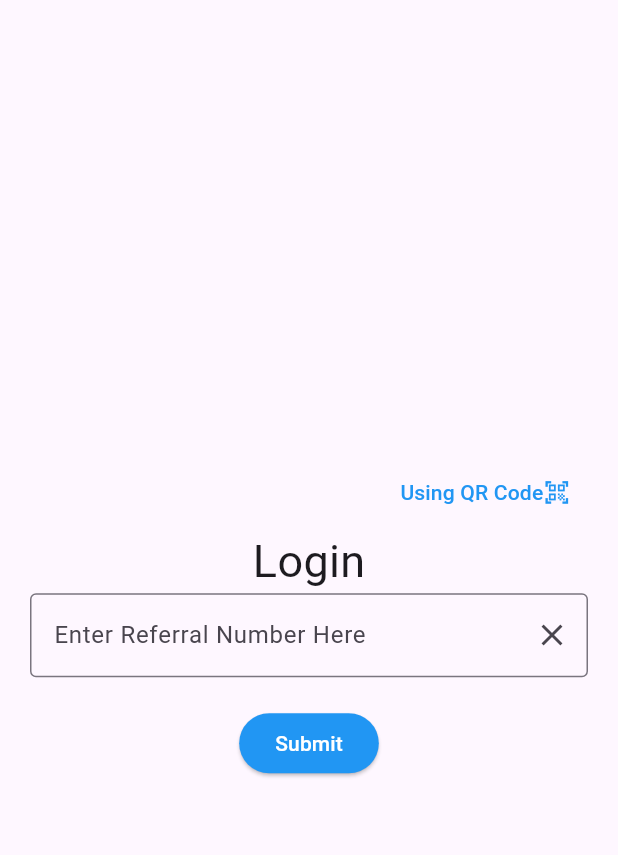
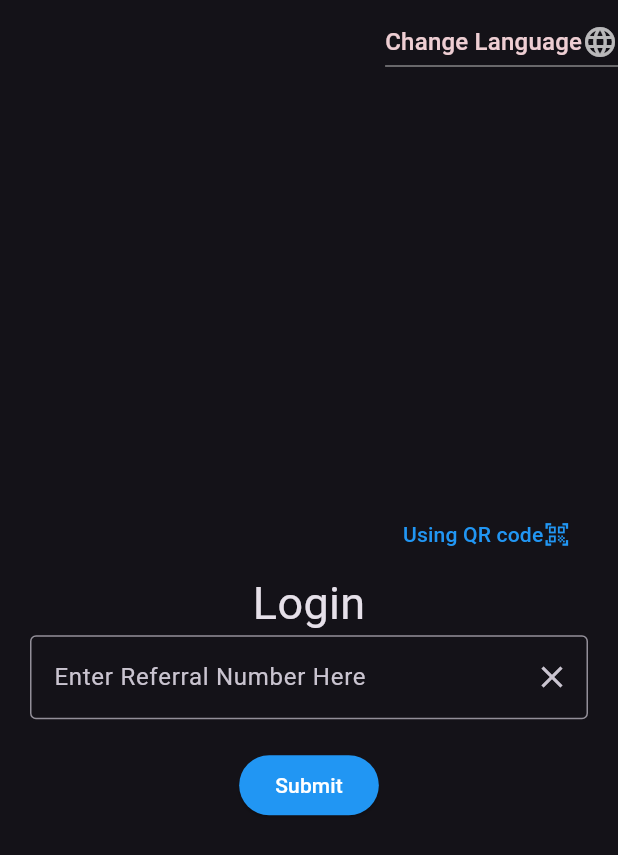
Before and after one commit to KiyaTilahun/refferal_tracking_system_flutter, a Flutter app: the screen it shows after launch, on a phone screen of 412 x 824 dp. Shown: the top 855 px of the screen. Run offline on Flutter 3.47's test engine with Material 3 defaults, Android fonts, the phone set to English and light mode, and no system bars; our stand-ins replace flutter_native_splash; missing offline and left inert: flutter_barcode_scanner; generated files the repository leaves out were written again; statements that could not run were skipped.

Commit message:
added the language localization

```diff
--- a/lib/main.dart
+++ b/lib/main.dart
@@ -1,9 +1,14 @@
+// ignore_for_file: prefer_const_constructors, prefer_const_literals_to_create_immutables
+
 import 'package:final_year/pages/detailpage.dart';
 import 'package:final_year/pages/mainpage.dart';
 import 'package:final_year/pages/qrscanner.dart';
 import 'package:final_year/pages/welcome_page.dart';
+import 'package:final_year/theme/themes.dart';
 import 'package:flutter/material.dart';
 import 'package:flutter_native_splash/flutter_native_splash.dart';
+import 'package:flutter_gen/gen_l10n/app_localizations.dart';
+import 'package:flutter_localizations/flutter_localizations.dart';
 
 
 void main() async {
@@ -13,19 +18,47 @@ void main() async {
   runApp(const MyApp());
 }
 
-class MyApp extends StatelessWidget {
+class MyApp extends StatefulWidget {
+ static void setLocale(BuildContext context, Locale newLocale) {
+    _MyAppState? state = context.findAncestorStateOfType<_MyAppState>();
+    state?.setLocale(newLocale);
+  }
   const MyApp({super.key});
 
-  // This widget is the root of your application.
+  @override
+  State<MyApp> createState() => _MyAppState();
+}
+
+class _MyAppState extends State<MyApp> {
+  Locale _locale = Locale('en'); // Default locale
+
+  void setLocale(Locale newLocale) {
+    setState(() {
+      _locale = newLocale;
+    });
+  }
   @override
   Widget build(BuildContext context) {
     return MaterialApp(
       title: 'Flutter',
+      supportedLocales: [Locale('en'),
+      Locale('am'),
+    ],
+      localizationsDelegates: [
+        AppLocalizations.delegate,
+    GlobalMaterialLocalizations.delegate,
+    GlobalWidgetsLocalizations.delegate,
+    GlobalCupertinoLocalizations.delegate,
+    // Add more delegates as needed
+  ],
 
-      theme: ThemeData(
-        colorScheme: ColorScheme.fromSeed(seedColor: Colors.deepPurple),
-        useMaterial3: true,
-      ),
+theme: darkTheme,
+
+      // theme: ThemeData(
+      //   colorScheme: ColorScheme.fromSeed(seedColor: Colors.deepPurple),
+      //   useMaterial3: true,
+      // ),
+      locale: _locale,
       routes: {
     // When navigating to the "/" route, build the FirstScreen widget.
 
--- a/lib/pages/mainpage.dart
+++ b/lib/pages/mainpage.dart
@@ -1,6 +1,10 @@
 // ignore_for_file: prefer_const_constructors, prefer_const_literals_to_create_immutables
 
+import 'package:final_year/main.dart';
+import 'package:final_year/utils/language.dart';
 import 'package:flutter/material.dart';
+import 'package:flutter_localizations/flutter_localizations.dart';
+import 'package:flutter_gen/gen_l10n/app_localizations.dart';
 
 class LoginPage extends StatefulWidget {
   const LoginPage({super.key});
@@ -9,7 +13,8 @@ class LoginPage extends StatefulWidget {
   State<LoginPage> createState() => _LoginPageState();
 }
 
-class _LoginPageState extends State<LoginPage>  with SingleTickerProviderStateMixin {
+class _LoginPageState extends State<LoginPage>
+    with SingleTickerProviderStateMixin {
   final _textController = TextEditingController();
   final _formKey = GlobalKey<FormState>();
   late AnimationController _controller;
@@ -30,6 +35,12 @@ class _LoginPageState extends State<LoginPage>  with SingleTickerProviderStateMi
   @override
   Widget build(BuildContext context) {
     return Scaffold(
+        appBar: AppBar(
+          actions: [
+            Language().buildLanguageDropdown(context)
+
+          ],
+        ),
         body: Center(
           child: Padding(
               padding: EdgeInsets.all(20.0), // Adjust padding as needed
@@ -54,7 +65,7 @@ class _LoginPageState extends State<LoginPage>  with SingleTickerProviderStateMi
                               scale: _animation,
                               child: Row(
                                 children: [
-                              Text("Using QR Code"),
+                                  Text(AppLocalizations.of(context)!.qrcode),
                                   Icon(Icons.qr_code_scanner)
                                 ],
                               ),
@@ -63,13 +74,13 @@ class _LoginPageState extends State<LoginPage>  with SingleTickerProviderStateMi
                         ],
                       ),
                       Text(
-                    'Login',
+                        AppLocalizations.of(context)!.loginPageTitle,
                         style: TextStyle(fontSize: 30),
                       ),
                       TextFormField(
                         controller: _textController,
                         decoration: InputDecoration(
-                      labelText: 'Enter Referral Number Here',
+                          labelText: AppLocalizations.of(context)!.refferalid,
                           border: OutlineInputBorder(),
                           hintText: 'Type here...',
                           suffixIcon: IconButton(
@@ -93,7 +104,8 @@ class _LoginPageState extends State<LoginPage>  with SingleTickerProviderStateMi
                         },
                       ),
                       SizedBox(
-                      height: 20.0), // Add space between TextField and button
+                          height:
+                              20.0), // Add space between TextField and button
                       ElevatedButton(
                         style: ButtonStyle(
                           backgroundColor: MaterialStateProperty.all<Color>(
@@ -106,10 +118,14 @@ class _LoginPageState extends State<LoginPage>  with SingleTickerProviderStateMi
                             Navigator.pushNamed(context, "/welcome_page");
                           }
                         },
-                    child: Text('Submit'),
+                        child: Text(AppLocalizations.of(context)!.submit),
                       ),
                     ]),
               )),
         ));
   }
+
+  // drop down for language
+
+
 }
--- /dev/null
+++ b/lib/theme/themes.dart
@@ -0,0 +1,45 @@
+// ignore_for_file: deprecated_member_use, prefer_const_constructors
+
+import 'package:flutter/material.dart';
+
+ThemeData lightTheme = ThemeData(
+  brightness: Brightness.light,
+  primaryColor: Colors.blue, // Primary color for your app
+  hintColor: Colors.green, // Accent color, used for buttons, etc.
+  backgroundColor: Colors.white, // Background color for the app
+  scaffoldBackgroundColor: Colors.white, // Background color for scaffolds
+  appBarTheme: AppBarTheme(
+    // color: Colors.blue, // Color for app bar
+    // Brightness of the app bar
+    iconTheme: IconThemeData(color: Colors.white),
+    toolbarTextStyle: TextTheme(
+      headline6: TextStyle(color: Colors.white), // Text color for app bar title
+    ).bodyText2,
+    titleTextStyle: TextTheme(
+      headline6: TextStyle(color: Colors.white), // Text color for app bar title
+    ).headline6,
+  ),
+  // Add more theme properties as needed
+);
+
+ThemeData darkTheme = ThemeData(
+  primarySwatch: Colors.red,
+  backgroundColor: Color(0xFF332940),
+
+  primaryColor: Colors.grey,
+
+  indicatorColor: Color(0xffCBDCF8),
+
+  hintColor: Color(0xffEECED3),
+  highlightColor: Color(0xffFCE192),
+  hoverColor: Color(0xff4285F4),
+  focusColor: Color(0xffA8DAB5),
+  disabledColor: Colors.grey,
+
+  cardColor: Colors.white,
+  canvasColor: Colors.grey[50],
+  brightness: Brightness.dark,
+  appBarTheme: AppBarTheme(
+    elevation: 0.0,
+  ),
+);
--- /dev/null
+++ b/lib/utils/language.dart
@@ -0,0 +1,47 @@
+ // ignore_for_file: prefer_const_literals_to_create_immutables, prefer_const_constructors, unused_element
+
+ import 'package:final_year/main.dart';
+import 'package:flutter/material.dart';
+import 'package:flutter_gen/gen_l10n/app_localizations.dart';
+
+
+class Language{
+
+  Widget buildLanguageDropdown(BuildContext context) {
+    return DropdownButton<String>(
+      // onChanged: (String value) {
+
+      // },
+       hint: Text(AppLocalizations.of(context)!.changeLanguage),
+      icon: Icon(Icons.language),
+      items: [
+        DropdownMenuItem(
+          value: 'en',
+          child: Row(
+            children: [
+              Icon(Icons.language),
+              SizedBox(width: 8),
+              Text('English'),
+            ],
+          ),
+        ),
+        DropdownMenuItem(
+          value: 'am',
+          child: Row(
+            children: [
+              Icon(Icons.language),
+              SizedBox(width: 8),
+              Text('አማርኛ'),
+            ],
+          ),
+        ),
+        // Add more DropdownMenuItems for additional languages
+      ],
+      onChanged: (String? value) {
+        if (value != null) {
+          final locale = Locale(value);
+            MyApp.setLocale(context, locale);
+        }
+      },
+    );
+  }}
--- a/pubspec.yaml
+++ b/pubspec.yaml
@@ -37,6 +37,9 @@ dependencies:
   # Use with the CupertinoIcons class for iOS style icons.
   cupertino_icons: ^1.0.2
   flutter_barcode_scanner: ^2.0.0
+  flutter_localizations:
+    sdk: flutter
+  intl: ^0.18.1
 
 flutter_native_splash:
   android: true
@@ -63,6 +66,7 @@ flutter:
   # included with your application, so that you can use the icons in
   # the material Icons class.
   uses-material-design: true
+  generate: true
 
   # To add assets to your application, add an assets section, like this:
   assets:
```
Also changed, not shown: lib/l10n/app_am.arb (added, +14 -0 lines), lib/l10n/app_en.arb (added, +13 -0 lines), lib/pages/welcome_page.dart (+13 -22 lines), pubspec.lock. Lines whose indentation alone changed are shown as unchanged.
